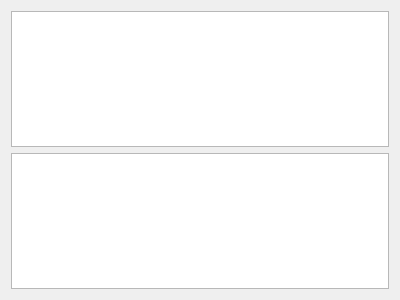
Before: the Qt Designer form widget.ui in leon-babich/Sample, drawn with Qt 5.
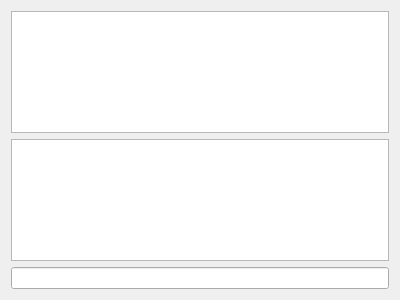
After: the same form once the commit is applied.

What changed in the file:
```diff
--- a/widget.ui
+++ b/widget.ui
@@ -20,6 +20,9 @@
    <item>
     <widget class="QTextEdit" name="textEdit_2"/>
    </item>
+   <item>
+    <widget class="QLineEdit" name="lineEdit"/>
+   </item>
   </layout>
  </widget>
  <layoutdefault spacing="6" margin="11"/>
```
